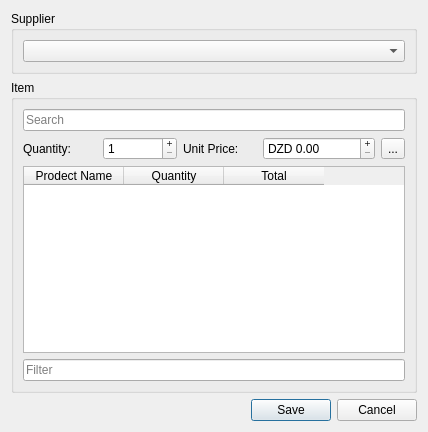
This is POS-System/orderdialog.ui in AbdelkarimYT/Leaf as Qt 5 draws it before an edit. The edited form follows.
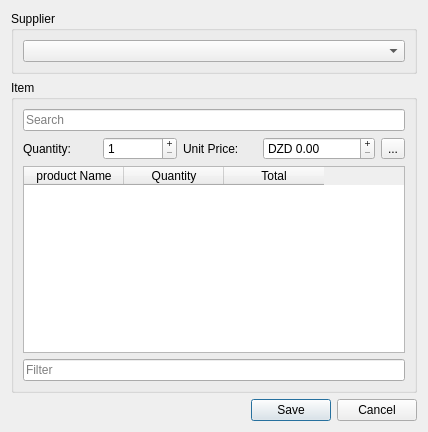
This is the edited form.

The edit to the form file:
```diff
--- a/POS-System/orderdialog.ui
+++ b/POS-System/orderdialog.ui
@@ -88,7 +88,7 @@
        <widget class="QTableWidget" name="orderItems">
         <column>
          <property name="text">
-          <string>Prodect Name</string>
+          <string>product Name</string>
          </property>
         </column>
         <column>
```
